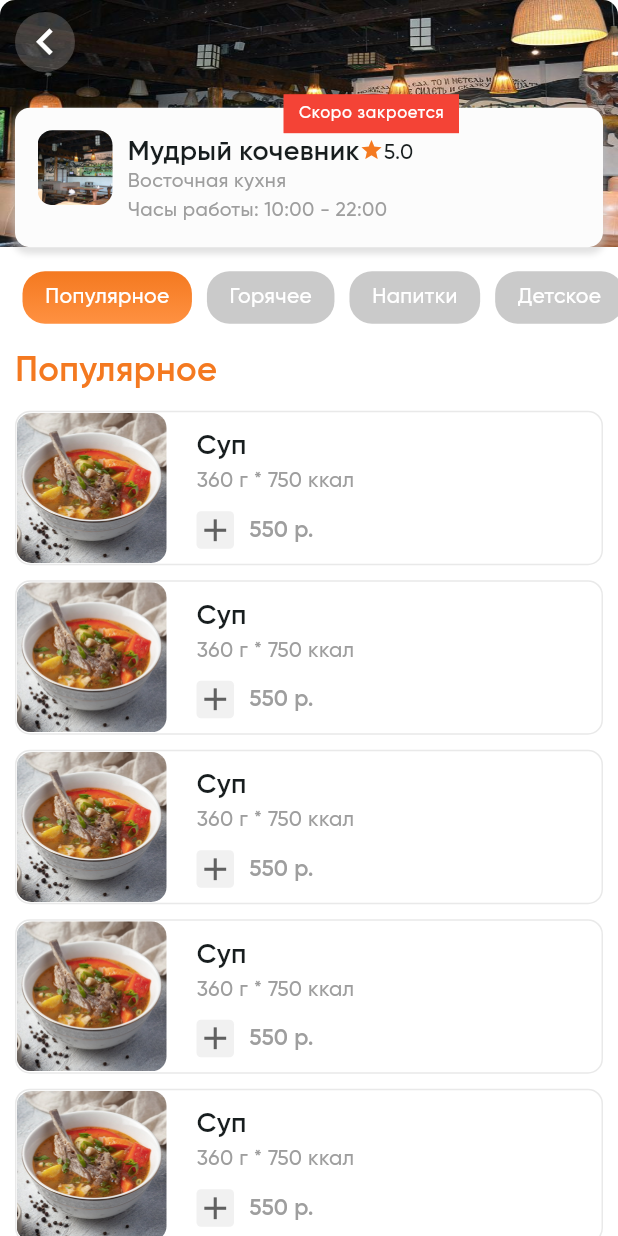
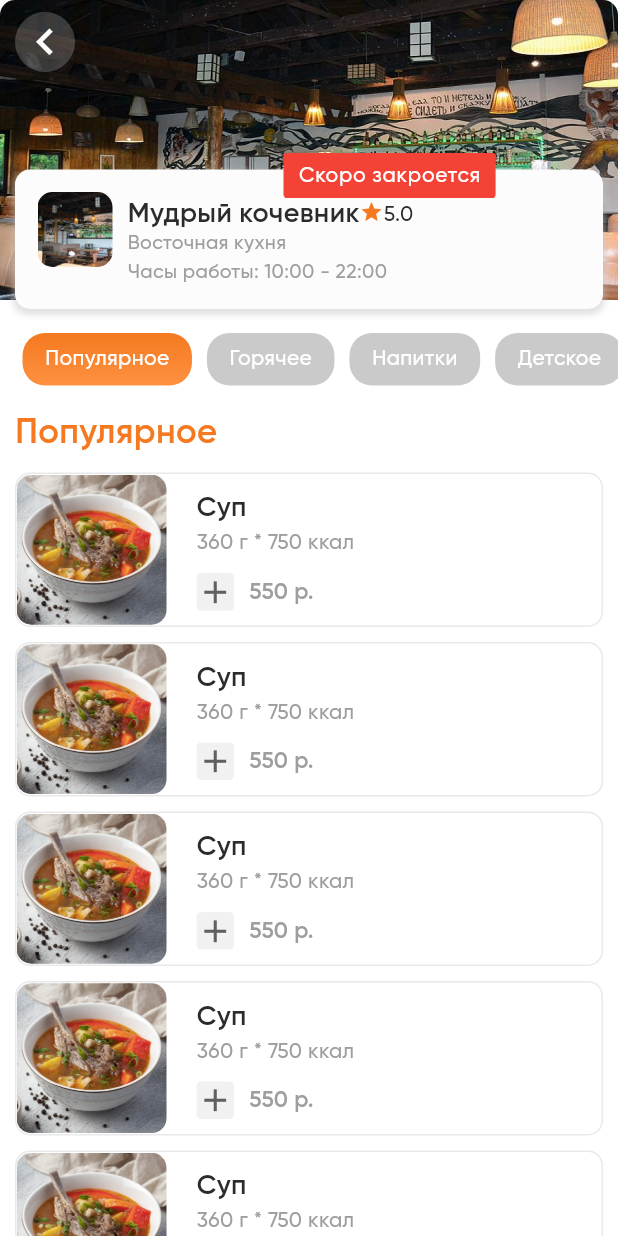
Before and after one commit to Krapotur/ethnomir, a Flutter app: the RestaurantsScreen screen opened by its route, after a tap on an icon or button, on a phone screen of 412 x 824 dp. Run offline on Flutter 3.47's test engine with Material 3 defaults, Android fonts, the phone set to English and light mode, and no system bars; our stand-ins replace animated_text_kit, auto_route.

Commit message:
Refactor restaurant screen

```diff
--- /dev/null
+++ b/lib/core/theme/theme.dart
@@ -0,0 +1,112 @@
+import 'package:flutter/material.dart';
+
+final primaryTheme = ThemeData(
+  useMaterial3: true,
+  scaffoldBackgroundColor: const Color.fromARGB(255, 244, 246, 246),
+  appBarTheme: const AppBarTheme(
+    actionsIconTheme: IconThemeData(color: Color.fromARGB(255, 87, 87, 87)),
+    backgroundColor: Color.fromARGB(255, 255, 255, 255),
+  ),
+  bottomNavigationBarTheme: BottomNavigationBarThemeData(
+    backgroundColor: Color.fromARGB(255, 255, 255, 255),
+    unselectedIconTheme: IconThemeData(
+      color: Color.fromARGB(255, 115, 115, 115),
+    ),
+    unselectedItemColor: Color.fromARGB(255, 68, 68, 68),
+  ),
+  iconTheme: const IconThemeData(color: Color.fromARGB(255, 95, 95, 95)),
+  primaryColor: const Color(0xFFF47920),
+  canvasColor: Colors.white,
+  hintColor: Colors.grey,
+  highlightColor: const Color.fromARGB(255, 243, 243, 243),
+  dividerTheme: const DividerThemeData(
+    color: Color.fromARGB(255, 217, 217, 217),
+  ),
+  inputDecorationTheme: InputDecorationTheme(
+    fillColor: const Color.fromARGB(255, 255, 255, 255),
+    filled: true,
+  ),
+  progressIndicatorTheme: const ProgressIndicatorThemeData(
+    color: Color(0xFFF47920),
+  ),
+  colorScheme: ColorScheme.fromSeed(
+    seedColor: const Color.fromARGB(255, 233, 123, 39),
+  ),
+  fontFamily: 'Gilroy',
+  textTheme: const TextTheme(
+    bodyLarge: TextStyle(fontSize: 23, color: Color.fromARGB(255, 43, 43, 43)),
+    bodyMedium: TextStyle(fontSize: 14, color: Color.fromARGB(255, 43, 43, 43)),
+    titleLarge: TextStyle(
+      fontWeight: FontWeight.bold,
+      fontSize: 23,
+      color: Color.fromARGB(255, 37, 37, 37),
+    ),
+    titleMedium: TextStyle(
+      fontSize: 17,
+      color: Color.fromARGB(255, 37, 37, 37),
+    ),
+    titleSmall: TextStyle(fontSize: 15, color: Colors.white),
+    labelMedium: TextStyle(
+      fontSize: 15,
+      color: Color.fromARGB(255, 37, 37, 37),
+    ),
+    labelSmall: TextStyle(color: Color.fromARGB(255, 98, 98, 98), fontSize: 14),
+  ),
+);
+
+final darkTheme = ThemeData(
+  useMaterial3: true,
+  primaryColor: const Color.fromARGB(255, 233, 123, 39),
+  canvasColor: Color.fromARGB(255, 179, 179, 179),
+  appBarTheme: AppBarTheme(
+    actionsIconTheme: IconThemeData(color: Color.fromARGB(255, 233, 233, 233)),
+    backgroundColor: Color.fromARGB(255, 68, 68, 68),
+  ),
+  scaffoldBackgroundColor: const Color.fromARGB(255, 106, 106, 106),
+  bottomNavigationBarTheme: BottomNavigationBarThemeData(
+    backgroundColor: const Color.fromARGB(255, 68, 68, 68),
+    unselectedIconTheme: IconThemeData(
+      color: Color.fromARGB(238, 192, 191, 191),
+    ),
+    unselectedItemColor: const Color.fromARGB(237, 229, 229, 229),
+  ),
+  iconTheme: const IconThemeData(color: Color.fromARGB(255, 216, 216, 216)),
+  inputDecorationTheme: InputDecorationTheme(
+    fillColor: Color.fromARGB(255, 206, 205, 205),
+  ),
+  progressIndicatorTheme: progressIndicatorTheme,
+  fontFamily: 'Montserrat',
+  dividerTheme: const DividerThemeData(
+    color: Color.fromARGB(255, 179, 179, 179),
+  ),
+  textTheme: const TextTheme(
+    bodyLarge: TextStyle(
+      fontSize: 23,
+      color: Color.fromARGB(255, 216, 216, 216),
+    ),
+    bodyMedium: TextStyle(
+      fontSize: 16,
+      color: Color.fromARGB(255, 233, 233, 233),
+    ),
+    titleMedium: TextStyle(
+      fontSize: 17,
+      color: Color.fromARGB(255, 216, 216, 216),
+    ),
+    titleSmall: TextStyle(
+      fontSize: 15,
+      color: Color.fromARGB(255, 216, 216, 216),
+    ),
+    labelMedium: TextStyle(
+      fontSize: 15,
+      color: Color.fromARGB(255, 48, 48, 48),
+    ),
+    labelSmall: TextStyle(
+      color: Color.fromARGB(255, 216, 216, 216),
+      fontSize: 14,
+    ),
+  ),
+);
+
+const progressIndicatorTheme = ProgressIndicatorThemeData(
+  color: Color.fromARGB(255, 233, 123, 39),
+);
--- a/lib/features/restaurant/view/restaurant_screen.dart
+++ b/lib/features/restaurant/view/restaurant_screen.dart
@@ -21,14 +21,14 @@ class RestaurantScreen extends StatelessWidget {
             leading: BtnToBackScreenWidget(),
             iconTheme: IconThemeData(color: Colors.white),
             bottom: PreferredSize(
-              preferredSize: Size.fromHeight(50),
+              preferredSize: Size.fromHeight(0),
               child: CardInfoAboutRestaurantWidget(
                 isClose: isClose,
                 restaurant: restaurant,
               ),
             ),
             pinned: true,
-            expandedHeight: MediaQuery.of(context).size.height * 0.2,
+            expandedHeight: MediaQuery.of(context).size.height * 0.25,
             flexibleSpace: Container(
               height: 200,
               decoration: BoxDecoration(
--- a/lib/main.dart
+++ b/lib/main.dart
@@ -1,3 +1,4 @@
+import 'package:ethnomir/core/theme/theme.dart';
 import 'package:ethnomir/router/app_router.dart';
 import 'package:flutter/material.dart';
 
@@ -13,10 +14,7 @@ class MyApp extends StatelessWidget {
     final appRouter = AppRouter();
     return MaterialApp.router(
       debugShowCheckedModeBanner: false,
-      theme: ThemeData(
-        colorScheme: .fromSeed(seedColor: Colors.white),
-        fontFamily: 'Gilroy',
-      ),
+      theme: primaryTheme,
       routerConfig: appRouter.config(),
     );
   }
```
Also changed, not shown: lib/features/home/widgets/events_widget.dart (+3 -4 lines), lib/features/home/widgets/restaurants_widget.dart (+33 -12 lines).
